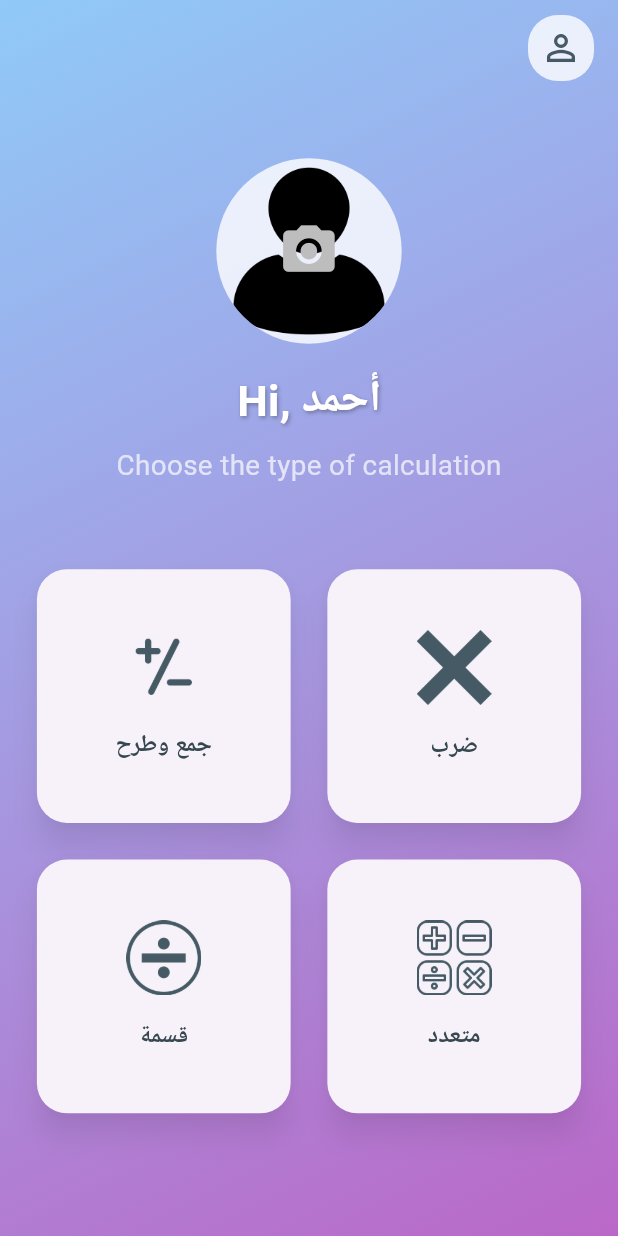
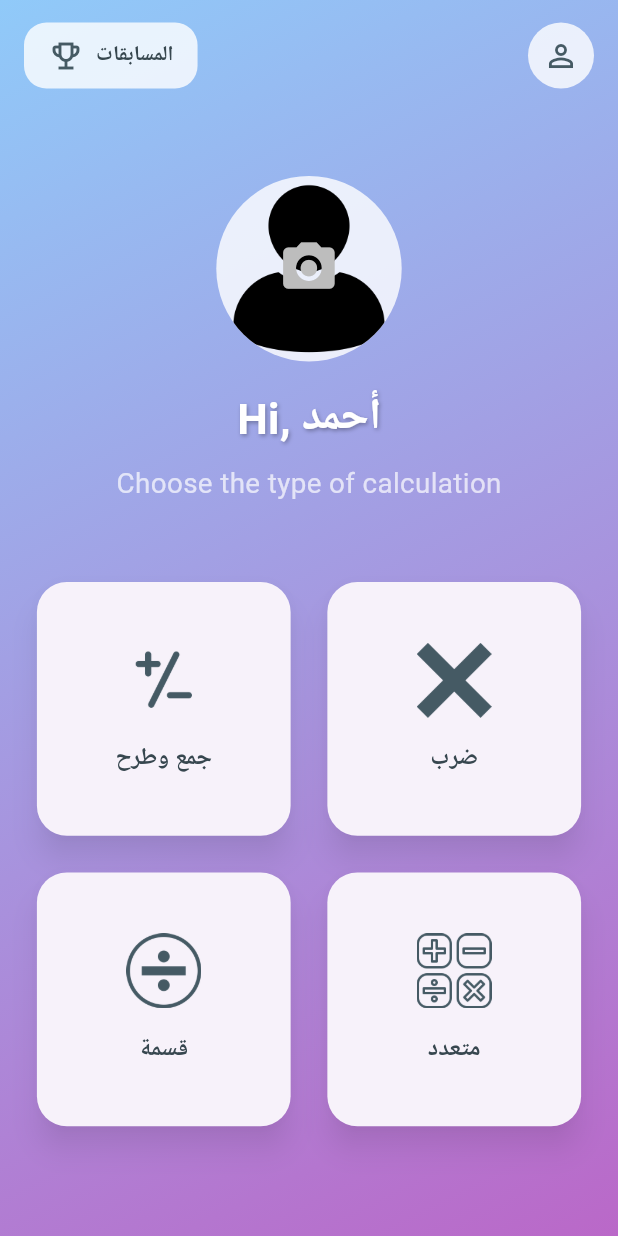
Before and after one commit to YossefMohamed22/neuro_math, a Flutter app: the HomePage screen opened directly, on a phone screen of 412 x 824 dp. Run offline on Flutter 3.47's test engine with Material 3 defaults, Android fonts, the phone set to English and light mode, and no system bars; our stand-ins replace dio, flutter_bloc, freezed_annotation, get_it, image_picker, injectable and 1 more; accounts and stored records are empty.

```diff
--- a/lib/view/home/home_page.dart
+++ b/lib/view/home/home_page.dart
@@ -1,14 +1,13 @@
 import 'dart:io';
 import 'package:flutter/material.dart';
-import 'package:image_picker/image_picker.dart';
+import 'package:image_picker/image_picker.dart'; // Import the new competitions page
 import 'package:neuro_math/view/home/home_logic.dart';
 import 'package:neuro_math/view/multi_operation_page/multi_operations_page.dart';
 
+import '../competitions_page.dart';
 import '../divided.dart';
 import '../marathon.dart';
 import '../multiplied.dart';
-// Removed Sprint import as it was commented out
-// import '../sprint_page/sprint.dart';
 
 class HomePage extends StatefulWidget {
   const HomePage({super.key});
@@ -41,13 +40,13 @@ class _HomePageState extends State<HomePage> {
     final screenSize = MediaQuery.of(context).size;
     final safeAreaPadding = MediaQuery.of(context).padding;
 
-    // Define items with labels for the new button design
+    // Define items for the grid
     final List<Map<String, dynamic>> items = [
       {
-        'icon': Icons.calculate, // Placeholder, replace with actual asset or specific icon
+        'icon': Icons.calculate, // Placeholder
         'label': 'جمع وطرح',
         'page': const Marathon(),
-        'asset': 'assets/plus-minus.png' // Keep asset path if needed
+        'asset': 'assets/plus-minus.png'
       },
       {
         'icon': Icons.close, // Placeholder
@@ -56,7 +55,7 @@ class _HomePageState extends State<HomePage> {
         'asset': 'assets/multiplication.png'
       },
       {
-        'icon': Icons.percent, // Placeholder, division symbol often uses % or custom icon
+        'icon': Icons.percent, // Placeholder
         'label': 'قسمة',
         'page': const Divided(),
         'asset': 'assets/division.png'
@@ -70,7 +69,6 @@ class _HomePageState extends State<HomePage> {
     ];
 
     return Scaffold(
-      // Apply the gradient background
       body: Container(
         decoration: BoxDecoration(
           gradient: LinearGradient(
@@ -82,43 +80,54 @@ class _HomePageState extends State<HomePage> {
         child: SafeArea(
           child: Column(
             children: [
-              // Top bar with student data icon
+              // Top bar with student data icon and competitions button
               Padding(
-                padding: const EdgeInsets.only(top: 10.0, right: 16.0, left: 16.0),
+                padding: const EdgeInsets.only(
+                    top: 15.0, right: 16.0, left: 16.0, bottom: 10.0),
                 child: Row(
-                  mainAxisAlignment: MainAxisAlignment.end,
+                  mainAxisAlignment:
+                      MainAxisAlignment.spaceBetween, // Space between buttons
                   children: [
-                    Material(
-                      color: Colors.white.withOpacity(0.8),
-                      borderRadius: BorderRadius.circular(20),
-                      child: InkWell(
-                        borderRadius: BorderRadius.circular(20),
+                    // Competitions Button (New)
+                    _buildTopBarButton(
+                      context,
+                      icon: Icons.emoji_events_outlined, // Trophy icon
+                      label: "المسابقات",
+                      onTap: () {
+                        Navigator.push(
+                          context,
+                          MaterialPageRoute(
+                              builder: (context) => const CompetitionsPage()),
+                        );
+                      },
+                    ),
+                    // Student Data Button
+                    _buildTopBarButton(
+                      context,
+                      icon: Icons.person_outline,
                       onTap: () {
                         logic.showStudentDataBottomSheet(context);
                       },
-                        child: Padding(
-                          padding: const EdgeInsets.all(8.0),
-                          child: Icon(Icons.person_outline, color: Colors.blueGrey.shade700, size: 28),
-                        ),
-                      ),
+                      isCircle: true, // Make this one circular
                     ),
                   ],
                 ),
               ),
               // Profile Section
               Expanded(
-                flex: 3, // Adjust flex for better spacing
+                flex: 3,
                 child: Column(
                   mainAxisAlignment: MainAxisAlignment.center,
                   children: [
                     GestureDetector(
                       onTap: _pickImage,
                       child: CircleAvatar(
-                        radius: screenSize.width * 0.15, // Slightly larger avatar
+                        radius: screenSize.width * 0.15,
                         backgroundColor: Colors.white.withOpacity(0.8),
                         backgroundImage: _imageFile != null
                             ? FileImage(_imageFile!)
-                            : const AssetImage('assets/login-avatar_12123009.png') // Use a default avatar if needed
+                            : const AssetImage(
+                                    'assets/login-avatar_12123009.png')
                                 as ImageProvider,
                         child: _imageFile == null
                             ? Icon(
@@ -131,27 +140,34 @@ class _HomePageState extends State<HomePage> {
                     ),
                     SizedBox(height: screenSize.height * 0.02),
                     Text(
-                      "Hi, $studentName", // Use student name variable
+                      "Hi, $studentName",
                       style: TextStyle(
                           fontSize: screenSize.width * 0.07,
                           fontWeight: FontWeight.bold,
                           color: Colors.white,
-                        shadows: [Shadow(blurRadius: 3.0, color: Colors.black.withOpacity(0.3), offset: Offset(1, 1))]
-                      ),
+                          shadows: [
+                            Shadow(
+                                blurRadius: 3.0,
+                                color: Colors.black.withOpacity(0.3),
+                                offset: Offset(1, 1))
+                          ]),
                     ),
                     SizedBox(height: screenSize.height * 0.01),
                     Text(
-                      "Choose the type of calculation",
-                      style: TextStyle(fontSize: screenSize.width * 0.045, color: Colors.white70),
+                      "Choose the type of calculation", // Consider translating
+                      style: TextStyle(
+                          fontSize: screenSize.width * 0.045,
+                          color: Colors.white70),
                     ),
                   ],
                 ),
               ),
               // Grid Section
               Expanded(
-                flex: 4, // Adjust flex
+                flex: 4,
                 child: Padding(
-                  padding: EdgeInsets.symmetric(horizontal: screenSize.width * 0.05), // Add horizontal padding
+                  padding:
+                      EdgeInsets.symmetric(horizontal: screenSize.width * 0.05),
                   child: GridView.builder(
                     physics: const NeverScrollableScrollPhysics(),
                     shrinkWrap: true,
@@ -159,22 +175,22 @@ class _HomePageState extends State<HomePage> {
                       crossAxisCount: 2,
                       mainAxisSpacing: screenSize.height * 0.02,
                       crossAxisSpacing: screenSize.width * 0.04,
-                      childAspectRatio: 1.0, // Make buttons square
+                      childAspectRatio: 1.0,
                     ),
                     itemCount: items.length,
                     itemBuilder: (context, index) {
-                      return _buildButton(
+                      return _buildGridButton(
                         context,
                         items[index]['icon'],
                         items[index]['label'],
                         items[index]['page'],
-                        items[index]['asset'], // Pass asset path
+                        items[index]['asset'],
                       );
                     },
                   ),
                 ),
               ),
-              const SizedBox(height: 20), // Add some bottom padding
+              const SizedBox(height: 20),
             ],
           ),
         ),
@@ -182,13 +198,57 @@ class _HomePageState extends State<HomePage> {
     );
   }
 
-  // Updated button widget
-  Widget _buildButton(BuildContext context, IconData icon, String label, Widget page, String assetPath) {
+  // Helper widget for top bar buttons (Competitions and Student Data)
+  Widget _buildTopBarButton(BuildContext context,
+      {required IconData icon,
+      String? label,
+      required Function() onTap,
+      bool isCircle = false}) {
+    return Material(
+      color: Colors.white.withOpacity(0.8),
+      borderRadius: BorderRadius.circular(
+          isCircle ? 25 : 15), // Different radius for circle/rectangle
+      child: InkWell(
+        borderRadius: BorderRadius.circular(isCircle ? 25 : 15),
+        onTap: onTap,
+        child: Padding(
+          padding: EdgeInsets.symmetric(
+              horizontal: label != null ? 16.0 : 10.0,
+              vertical: 10.0), // Adjust padding
+          child: Row(
+            mainAxisSize: MainAxisSize.min,
+            children: [
+              Icon(icon,
+                  color: Colors.blueGrey.shade700,
+                  size: 24), // Slightly smaller icon
+              if (label != null)
+                Padding(
+                  padding: const EdgeInsets.only(
+                      left: 8.0), // Space between icon and text
+                  child: Text(
+                    label,
+                    style: TextStyle(
+                      color: Colors.blueGrey.shade800,
+                      fontWeight: FontWeight.w600,
+                      fontSize: 14, // Adjust font size
+                    ),
+                  ),
+                ),
+            ],
+          ),
+        ),
+      ),
+    );
+  }
+
+  // Updated grid button widget
+  Widget _buildGridButton(BuildContext context, IconData icon, String label,
+      Widget page, String assetPath) {
     return Card(
-      elevation: 8, // Increased elevation for more shadow
+      elevation: 8,
       shadowColor: Colors.black.withOpacity(0.4),
       shape: RoundedRectangleBorder(
-        borderRadius: BorderRadius.circular(20.0), // More rounded corners
+        borderRadius: BorderRadius.circular(20.0),
       ),
       child: InkWell(
         borderRadius: BorderRadius.circular(20.0),
@@ -204,13 +264,11 @@ class _HomePageState extends State<HomePage> {
             mainAxisAlignment: MainAxisAlignment.center,
             crossAxisAlignment: CrossAxisAlignment.center,
             children: [
-              // Use Image.asset if specific assets are required, otherwise use Icon
               Image.asset(
                 assetPath,
-                height: 50, // Adjust size as needed
-                color: Colors.blueGrey.shade700, // Optional: color tint for consistency
+                height: 50,
+                color: Colors.blueGrey.shade700,
               ),
-              // Icon(icon, size: 50, color: Colors.blueGrey.shade700),
               const SizedBox(height: 15),
               Text(
                 label,
```
Also changed, not shown: lib/view/competitions_page.dart (added, +61 -0 lines), lib/view/marathon.dart (+201 -129 lines), 4 other files. Lines whose indentation alone changed are shown as unchanged.
